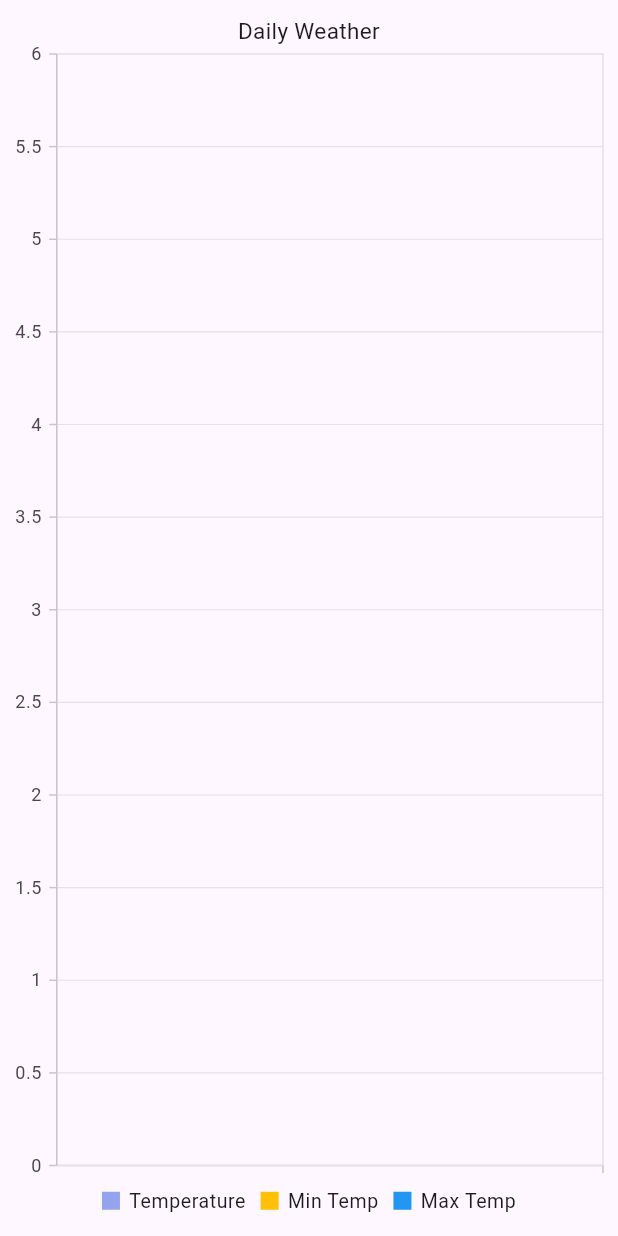
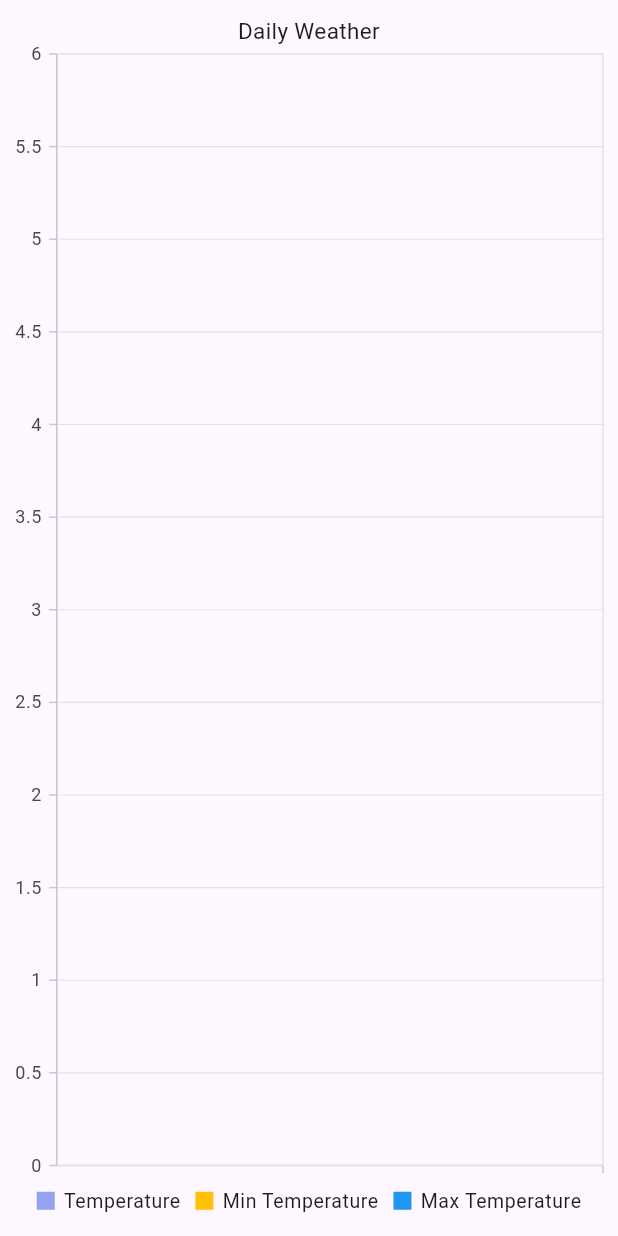
Before and after one commit to BuiHuyTam/flutter_syncfusion, a Flutter app: the HourlyWeatherChart screen opened directly with empty values, on a phone screen of 412 x 824 dp. Run offline on Flutter 3.47's test engine with Material 3 defaults, Android fonts, the phone set to English and light mode, and no system bars; our stand-ins replace geolocator, get, get_storage, syncfusion_flutter_charts; accounts and stored records are empty.

Commit message:
edit: change text

```diff
--- a/flutter_syncfusion/lib/app/global_widgets/daily_weather_chart.dart
+++ b/flutter_syncfusion/lib/app/global_widgets/daily_weather_chart.dart
@@ -43,7 +43,7 @@ class HourlyWeatherChart extends StatelessWidget {
                 xValueMapper: (Daily daily, _) => DateFormat('MMMMd').format(
                     DateTime.fromMillisecondsSinceEpoch(daily.dt! * 1000)),
                 yValueMapper: (Daily daily, _) => daily.temp?.min,
-                name: 'Min Temp',
+                name: 'Min Temperature',
               ),
               // Spline series for maximum temperature
               SplineSeries<Daily, String>(
@@ -52,7 +52,7 @@ class HourlyWeatherChart extends StatelessWidget {
                 xValueMapper: (Daily daily, _) => DateFormat('MMMMd').format(
                     DateTime.fromMillisecondsSinceEpoch(daily.dt! * 1000)),
                 yValueMapper: (Daily daily, _) => daily.temp?.max,
-                name: 'Max Temp',
+                name: 'Max Temperature',
               )
             ],
             crosshairBehavior: CrosshairBehavior(
```
